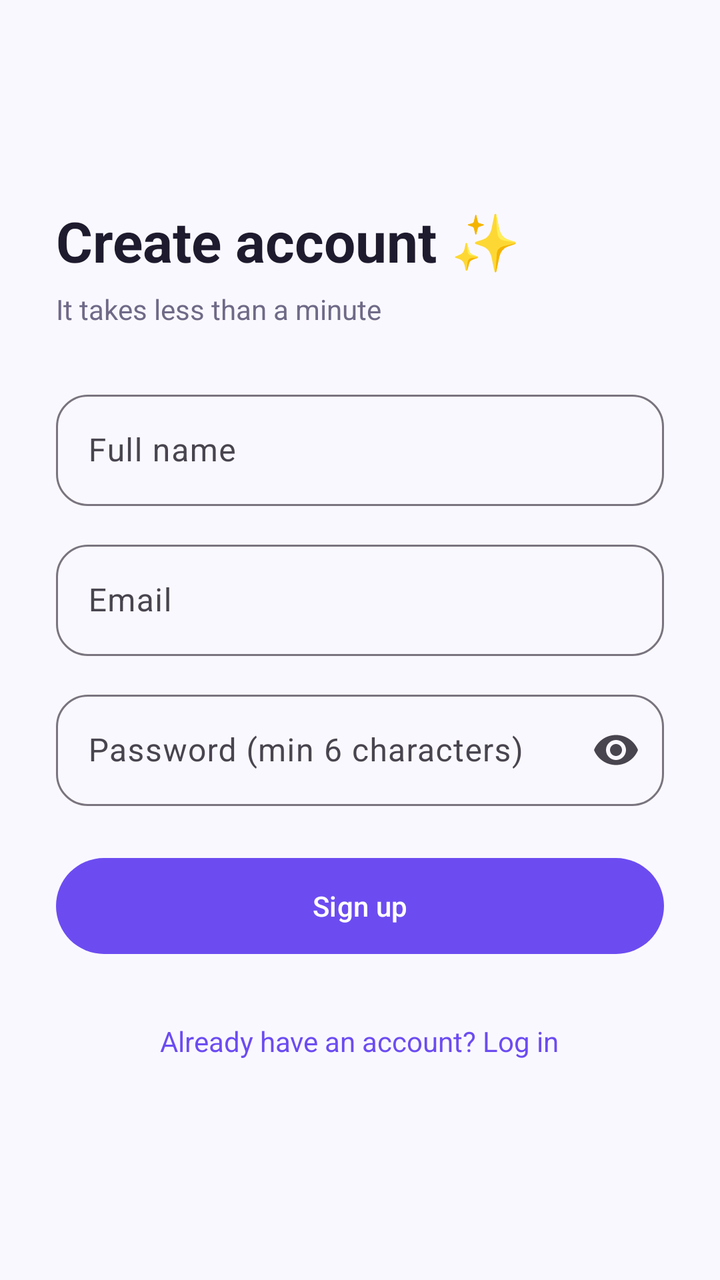
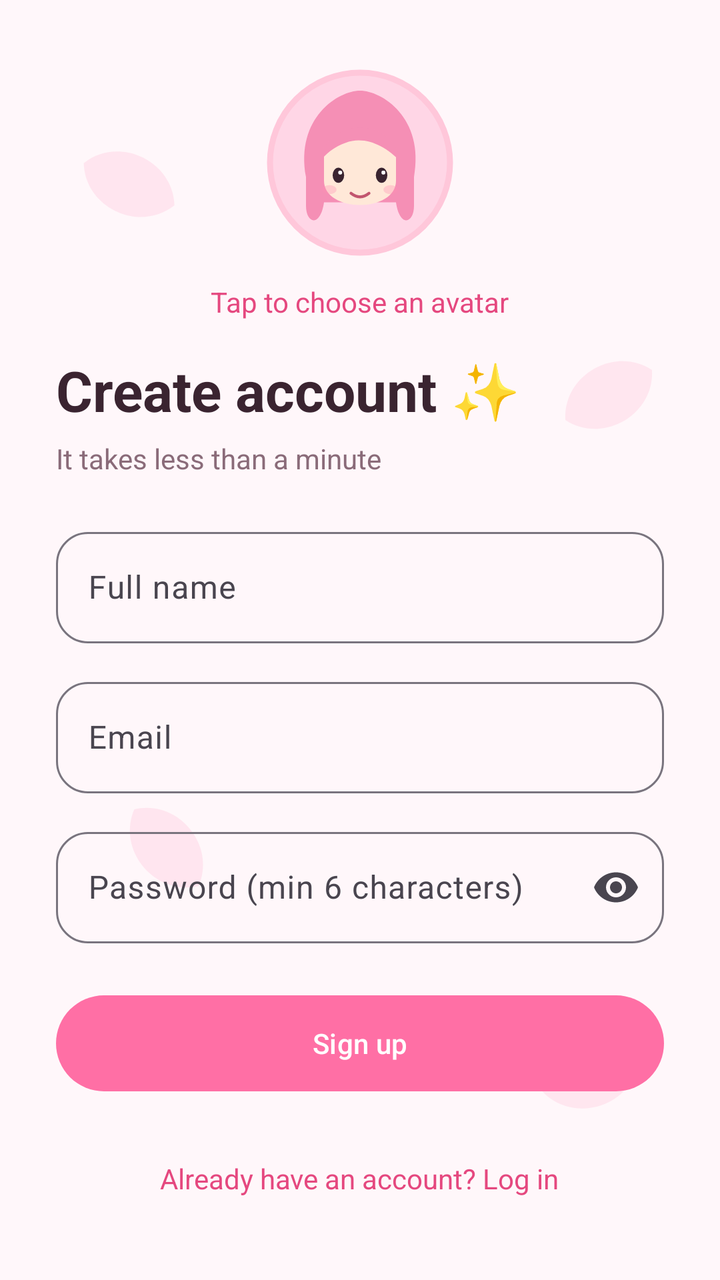

Screens rendered from an Android XML layout before and after an edit, with the pre-edit source and the edit as a unified diff.
<!-- AndroidManifest.xml: application theme Theme.PulseChat -->
<!-- res/layout/activity_register.xml -->
<?xml version="1.0" encoding="utf-8"?>
<ScrollView xmlns:android="http://schemas.android.com/apk/res/android"
    xmlns:app="http://schemas.android.com/apk/res-auto"
    android:layout_width="match_parent" android:layout_height="match_parent"
    android:fillViewport="true">

    <LinearLayout android:layout_width="match_parent" android:layout_height="wrap_content"
        android:orientation="vertical" android:padding="28dp" android:gravity="center_vertical">

        <TextView android:layout_width="wrap_content" android:layout_height="wrap_content"
            android:text="Create account ✨" android:textColor="@color/text_primary"
            android:textSize="28sp" android:textStyle="bold" />
        <TextView android:layout_width="wrap_content" android:layout_height="wrap_content"
            android:layout_marginTop="6dp" android:layout_marginBottom="28dp"
            android:text="It takes less than a minute" android:textColor="@color/text_secondary" />

        <com.google.android.material.textfield.TextInputLayout
            style="@style/Widget.Material3.TextInputLayout.OutlinedBox"
            android:layout_width="match_parent" android:layout_height="wrap_content"
            android:hint="Full name" app:boxCornerRadiusTopStart="16dp" app:boxCornerRadiusTopEnd="16dp"
            app:boxCornerRadiusBottomStart="16dp" app:boxCornerRadiusBottomEnd="16dp">
            <com.google.android.material.textfield.TextInputEditText android:id="@+id/etName"
                android:layout_width="match_parent" android:layout_height="wrap_content"
                android:inputType="textPersonName" />
        </com.google.android.material.textfield.TextInputLayout>

        <com.google.android.material.textfield.TextInputLayout
            style="@style/Widget.Material3.TextInputLayout.OutlinedBox"
            android:layout_width="match_parent" android:layout_height="wrap_content"
            android:layout_marginTop="14dp" android:hint="Email"
            app:boxCornerRadiusTopStart="16dp" app:boxCornerRadiusTopEnd="16dp"
            app:boxCornerRadiusBottomStart="16dp" app:boxCornerRadiusBottomEnd="16dp">
            <com.google.android.material.textfield.TextInputEditText android:id="@+id/etEmail"
                android:layout_width="match_parent" android:layout_height="wrap_content"
                android:inputType="textEmailAddress" />
        </com.google.android.material.textfield.TextInputLayout>

        <com.google.android.material.textfield.TextInputLayout
            style="@style/Widget.Material3.TextInputLayout.OutlinedBox"
            android:layout_width="match_parent" android:layout_height="wrap_content"
            android:layout_marginTop="14dp" android:hint="Password (min 6 characters)"
            app:endIconMode="password_toggle" app:boxCornerRadiusTopStart="16dp"
            app:boxCornerRadiusTopEnd="16dp" app:boxCornerRadiusBottomStart="16dp"
            app:boxCornerRadiusBottomEnd="16dp">
            <com.google.android.material.textfield.TextInputEditText android:id="@+id/etPassword"
                android:layout_width="match_parent" android:layout_height="wrap_content"
                android:inputType="textPassword" />
        </com.google.android.material.textfield.TextInputLayout>

        <com.google.android.material.button.MaterialButton android:id="@+id/btnRegister"
            android:layout_width="match_parent" android:layout_height="56dp"
            android:layout_marginTop="22dp" android:text="Sign up" app:cornerRadius="28dp" />

        <ProgressBar android:id="@+id/progress" android:layout_width="wrap_content"
            android:layout_height="wrap_content" android:layout_gravity="center"
            android:layout_marginTop="14dp" android:visibility="gone" />

        <TextView android:id="@+id/tvLogin" android:layout_width="wrap_content"
            android:layout_height="wrap_content" android:layout_gravity="center"
            android:layout_marginTop="22dp" android:padding="8dp"
            android:text="Already have an account? Log in" android:textColor="@color/violet" />
    </LinearLayout>
</ScrollView>
<!-- resources referenced by this layout -->
<resources>
  <color name="text_primary">#1F1B2E</color>
  <color name="text_secondary">#6F6A87</color>
  <color name="violet">#6C4CF1</color>
  <style name="Theme.PulseChat" parent="Theme.Material3.Light.NoActionBar">
          <item name="colorPrimary">@color/violet</item>
          <item name="colorOnPrimary">@color/white</item>
          <item name="colorPrimaryContainer">@color/lavender</item>
          <item name="colorSurface">@color/white</item>
          <item name="android:windowBackground">@color/bg</item>
          <item name="android:statusBarColor">@color/bg</item>
          <item name="android:windowLightStatusBar">true</item>
      </style>
  <color name="lavender">#EFEAFE</color>
  <color name="bg">#FAF8FF</color>
  <!-- unchanged entries left out for length: 1 -->
</resources>

<!-- the commit's change to res/layout/activity_register.xml (unified diff, before → after) -->
@@ -1,47 +1,48 @@
 <?xml version="1.0" encoding="utf-8"?>
-<ScrollView xmlns:android="http://schemas.android.com/apk/res/android"
-    xmlns:app="http://schemas.android.com/apk/res-auto"
+<ScrollView xmlns:android="http://schemas.android.com/apk/res/android" xmlns:app="http://schemas.android.com/apk/res-auto"
     android:layout_width="match_parent" android:layout_height="match_parent"
-    android:fillViewport="true">
+    android:background="@drawable/bg_petals" android:fillViewport="true">
 
     <LinearLayout android:layout_width="match_parent" android:layout_height="wrap_content"
         android:orientation="vertical" android:padding="28dp" android:gravity="center_vertical">
 
+        <com.google.android.material.imageview.ShapeableImageView android:id="@+id/ivAvatar"
+            android:layout_width="96dp" android:layout_height="96dp"
+            android:layout_gravity="center_horizontal" android:padding="3dp"
+            android:scaleType="centerCrop" android:src="@drawable/avatar_0"
+            app:shapeAppearanceOverlay="@style/CircleImage"
+            app:strokeColor="@color/lavender_mid" app:strokeWidth="3dp" />
+        <TextView android:id="@+id/tvPickAvatar" android:layout_width="wrap_content"
+            android:layout_height="wrap_content" android:layout_gravity="center_horizontal"
+            android:layout_marginTop="6dp" android:padding="6dp"
+            android:text="Tap to choose an avatar" android:textColor="@color/violet_dark" />
+
         <TextView android:layout_width="wrap_content" android:layout_height="wrap_content"
-            android:text="Create account ✨" android:textColor="@color/text_primary"
-            android:textSize="28sp" android:textStyle="bold" />
+            android:layout_marginTop="10dp" android:text="Create account ✨"
+            android:textColor="@color/text_primary" android:textSize="28sp" android:textStyle="bold" />
         <TextView android:layout_width="wrap_content" android:layout_height="wrap_content"
-            android:layout_marginTop="6dp" android:layout_marginBottom="28dp"
+            android:layout_marginTop="6dp" android:layout_marginBottom="22dp"
             android:text="It takes less than a minute" android:textColor="@color/text_secondary" />
 
-        <com.google.android.material.textfield.TextInputLayout
-            style="@style/Widget.Material3.TextInputLayout.OutlinedBox"
-            android:layout_width="match_parent" android:layout_height="wrap_content"
-            android:hint="Full name" app:boxCornerRadiusTopStart="16dp" app:boxCornerRadiusTopEnd="16dp"
-            app:boxCornerRadiusBottomStart="16dp" app:boxCornerRadiusBottomEnd="16dp">
+        <com.google.android.material.textfield.TextInputLayout style="@style/Widget.Material3.TextInputLayout.OutlinedBox" app:boxCornerRadiusTopStart="16dp" app:boxCornerRadiusTopEnd="16dp" app:boxCornerRadiusBottomStart="16dp" app:boxCornerRadiusBottomEnd="16dp"
+            android:layout_width="match_parent" android:layout_height="wrap_content" android:hint="Full name">
             <com.google.android.material.textfield.TextInputEditText android:id="@+id/etName"
                 android:layout_width="match_parent" android:layout_height="wrap_content"
                 android:inputType="textPersonName" />
         </com.google.android.material.textfield.TextInputLayout>
 
-        <com.google.android.material.textfield.TextInputLayout
-            style="@style/Widget.Material3.TextInputLayout.OutlinedBox"
+        <com.google.android.material.textfield.TextInputLayout style="@style/Widget.Material3.TextInputLayout.OutlinedBox" app:boxCornerRadiusTopStart="16dp" app:boxCornerRadiusTopEnd="16dp" app:boxCornerRadiusBottomStart="16dp" app:boxCornerRadiusBottomEnd="16dp"
             android:layout_width="match_parent" android:layout_height="wrap_content"
-            android:layout_marginTop="14dp" android:hint="Email"
-            app:boxCornerRadiusTopStart="16dp" app:boxCornerRadiusTopEnd="16dp"
-            app:boxCornerRadiusBottomStart="16dp" app:boxCornerRadiusBottomEnd="16dp">
+            android:layout_marginTop="14dp" android:hint="Email">
             <com.google.android.material.textfield.TextInputEditText android:id="@+id/etEmail"
                 android:layout_width="match_parent" android:layout_height="wrap_content"
                 android:inputType="textEmailAddress" />
         </com.google.android.material.textfield.TextInputLayout>
 
-        <com.google.android.material.textfield.TextInputLayout
-            style="@style/Widget.Material3.TextInputLayout.OutlinedBox"
+        <com.google.android.material.textfield.TextInputLayout style="@style/Widget.Material3.TextInputLayout.OutlinedBox" app:boxCornerRadiusTopStart="16dp" app:boxCornerRadiusTopEnd="16dp" app:boxCornerRadiusBottomStart="16dp" app:boxCornerRadiusBottomEnd="16dp"
             android:layout_width="match_parent" android:layout_height="wrap_content"
             android:layout_marginTop="14dp" android:hint="Password (min 6 characters)"
-            app:endIconMode="password_toggle" app:boxCornerRadiusTopStart="16dp"
-            app:boxCornerRadiusTopEnd="16dp" app:boxCornerRadiusBottomStart="16dp"
-            app:boxCornerRadiusBottomEnd="16dp">
+            app:endIconMode="password_toggle">
             <com.google.android.material.textfield.TextInputEditText android:id="@+id/etPassword"
                 android:layout_width="match_parent" android:layout_height="wrap_content"
                 android:inputType="textPassword" />
@@ -58,6 +59,6 @@
         <TextView android:id="@+id/tvLogin" android:layout_width="wrap_content"
             android:layout_height="wrap_content" android:layout_gravity="center"
             android:layout_marginTop="22dp" android:padding="8dp"
-            android:text="Already have an account? Log in" android:textColor="@color/violet" />
+            android:text="Already have an account? Log in" android:textColor="@color/violet_dark" />
     </LinearLayout>
 </ScrollView>
<!-- resource entries referenced after the edit -->
@@ -1,8 +1,46 @@
 <!-- resources referenced by this layout -->
 <resources>
-  <color name="text_primary">#1F1B2E</color>
-  <color name="text_secondary">#6F6A87</color>
-  <color name="violet">#6C4CF1</color>
+  <color name="lavender_mid">#FFC7DA</color>
+  <color name="text_primary">#3A2430</color>
+  <color name="text_secondary">#8A6B79</color>
+  <color name="violet_dark">#E5487F</color>
+  <!-- drawable avatar_0 (drawable) -->
+  <vector xmlns:android="http://schemas.android.com/apk/res/android"
+      android:width="96dp" android:height="96dp" android:viewportWidth="100" android:viewportHeight="100">
+      <path android:fillColor="#FFD6E6" android:pathData="M50,50m-50,0a50,50 0 1,0 100,0a50,50 0 1,0 -100,0" />
+      <path android:fillColor="#F58FB5" android:pathData="M20,58 C14,25 38,10 50,10 C62,10 86,25 80,58 L80,74 C80,84 72,86 70,72 L30,72 C28,86 20,84 20,74 Z" />
+      <path android:fillColor="#FFE8D8" android:pathData="M30,46 C30,30 70,30 70,46 L70,60 C70,78 30,78 30,60 Z" />
+      <path android:fillColor="#F58FB5" android:pathData="M27,50 C32,24 68,24 73,50 C64,40 52,35 42,39 C36,41 31,45 27,50 Z" />
+      <path android:fillColor="#3A2430" android:pathData="M38,57m-3.2,0a3.2,4.2 0 1,0 6.4,0a3.2,4.2 0 1,0 -6.4,0" />
+      <path android:fillColor="#3A2430" android:pathData="M62,57m-3.2,0a3.2,4.2 0 1,0 6.4,0a3.2,4.2 0 1,0 -6.4,0" />
+      <path android:fillColor="#FFFFFF" android:pathData="M39,55.5m-1.1,0a1.1,1.1 0 1,0 2.2,0a1.1,1.1 0 1,0 -2.2,0" />
+      <path android:fillColor="#FFFFFF" android:pathData="M63,55.5m-1.1,0a1.1,1.1 0 1,0 2.2,0a1.1,1.1 0 1,0 -2.2,0" />
+      <path android:fillColor="#55FF8FB3" android:pathData="M33,65m-4,0a4,2.5 0 1,0 8,0a4,2.5 0 1,0 -8,0" />
+      <path android:fillColor="#55FF8FB3" android:pathData="M67,65m-4,0a4,2.5 0 1,0 8,0a4,2.5 0 1,0 -8,0" />
+      <path android:strokeColor="#C2566F" android:strokeWidth="1.6" android:strokeLineCap="round" android:pathData="M45,67 Q50,71 55,67" />
+  </vector>
+  <!-- drawable bg_petals (drawable) -->
+  <vector xmlns:android="http://schemas.android.com/apk/res/android"
+      android:width="360dp" android:height="640dp"
+      android:viewportWidth="360" android:viewportHeight="640">
+      <group android:rotation="25" android:pivotX="60" android:pivotY="90">
+          <path android:fillColor="#33FF9EC1" android:pathData="M40,90 C50,70 80,70 90,90 C80,110 50,110 40,90z" />
+      </group>
+      <group android:rotation="-30" android:pivotX="300" android:pivotY="200">
+          <path android:fillColor="#40FFB3CF" android:pathData="M280,200 C290,180 320,180 330,200 C320,220 290,220 280,200z" />
+      </group>
+      <group android:rotation="50" android:pivotX="80" android:pivotY="420">
+          <path android:fillColor="#33FF9EC1" android:pathData="M60,420 C70,400 100,400 110,420 C100,440 70,440 60,420z" />
+      </group>
+      <group android:rotation="-15" android:pivotX="290" android:pivotY="540">
+          <path android:fillColor="#40FFB3CF" android:pathData="M270,540 C280,520 310,520 320,540 C310,560 280,560 270,540z" />
+      </group>
+  </vector>
+  <style name="CircleImage">
+          <item name="cornerFamily">rounded</item>
+          <item name="cornerSize">50%</item>
+      </style>
+  <color name="violet">#FF6FA5</color>
   <style name="Theme.PulseChat" parent="Theme.Material3.Light.NoActionBar">
           <item name="colorPrimary">@color/violet</item>
           <item name="colorOnPrimary">@color/white</item>
@@ -11,9 +49,20 @@
           <item name="android:windowBackground">@color/bg</item>
           <item name="android:statusBarColor">@color/bg</item>
           <item name="android:windowLightStatusBar">true</item>
+          <item name="bottomNavigationStyle">@style/Widget.Sakura.BottomNav</item>
       </style>
-  <color name="lavender">#EFEAFE</color>
-  <color name="bg">#FAF8FF</color>
+  <color name="lavender">#FFE6EF</color>
+  <color name="bg">#FFF7FA</color>
+  <style name="Widget.Sakura.BottomNav" parent="Widget.Material3.BottomNavigationView">
+          <item name="android:background">@color/white</item>
+          <item name="itemIconTint">@color/nav_item</item>
+          <item name="itemTextColor">@color/nav_item</item>
+          <item name="itemActiveIndicatorStyle">@style/Sakura.NavIndicator</item>
+          <item name="elevation">10dp</item>
+      </style>
+  <style name="Sakura.NavIndicator" parent="Widget.Material3.BottomNavigationView.ActiveIndicator">
+          <item name="android:color">@color/lavender_mid</item>
+      </style>
   <!-- unchanged entries left out for length: 1 -->
 </resources>
 
